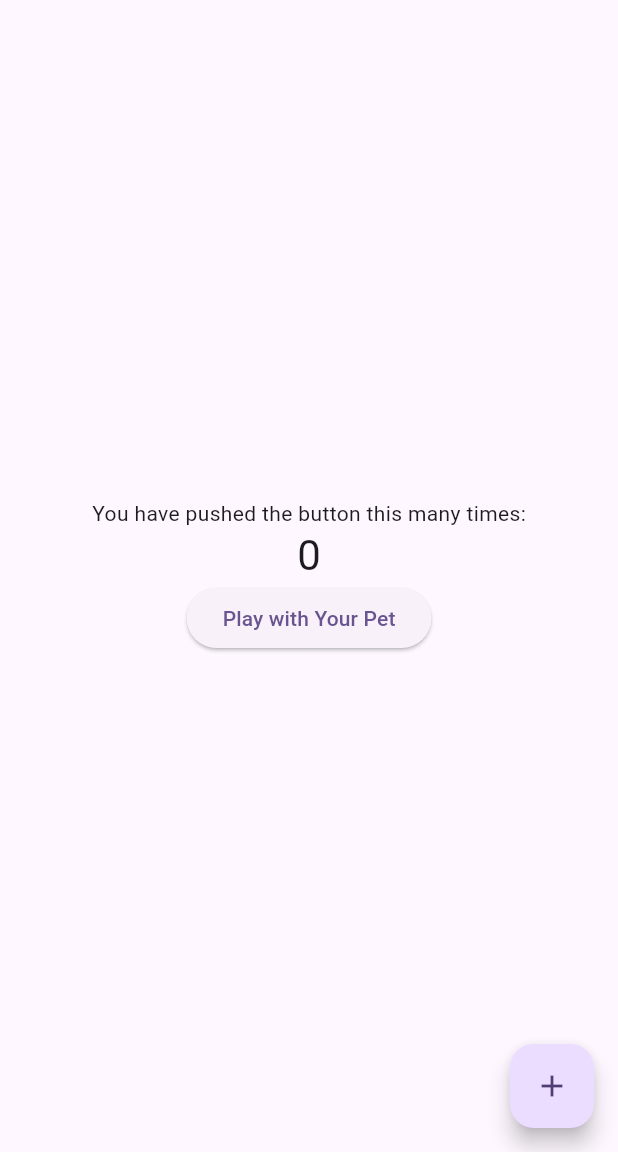
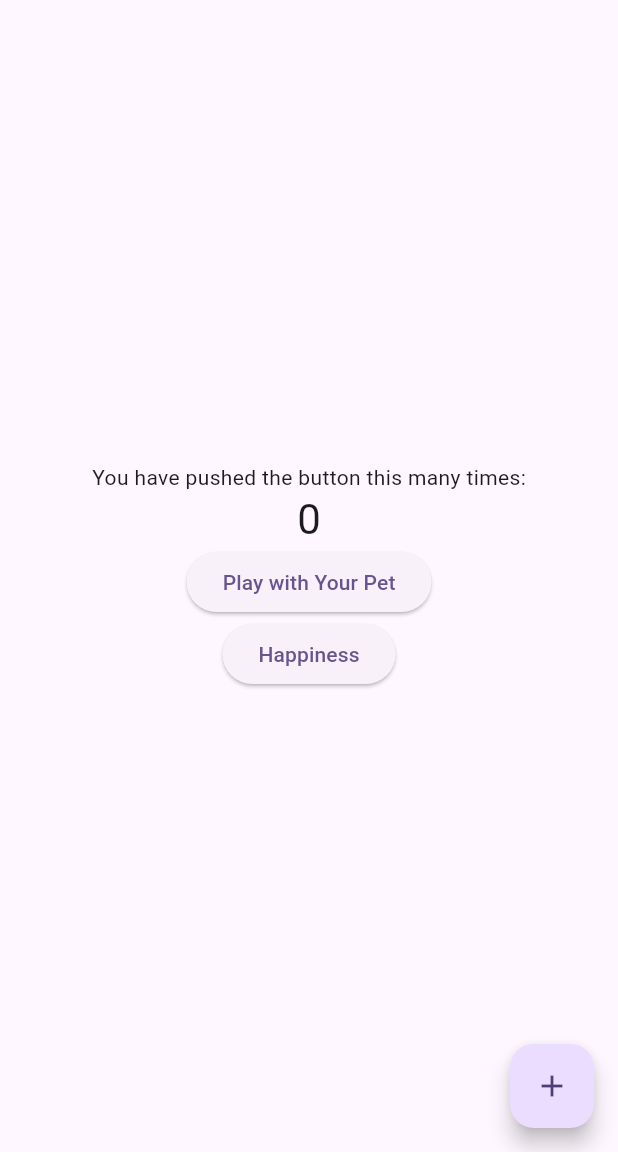
Before and after one commit to KaozhiChen/digital_pet_app, a Flutter app: the screen it shows after launch, on a phone screen of 412 x 824 dp, the part 84-1236 px from its top. Run offline on Flutter 3.47's test engine with Material 3 defaults, Android fonts, the phone set to English and light mode, and no system bars.

Commit message:
Added happiness tracker feature

```diff
--- a/lib/main.dart
+++ b/lib/main.dart
@@ -116,6 +116,10 @@ class _MyHomePageState extends State<MyHomePage> {
               onPressed: () {},
               child: const Text('Play with Your Pet'),
             ),
+            ElevatedButton(
+              onPressed: () {},
+              child: const Text('Happiness'),
+            ),
           ],
         ),
       ),
```
